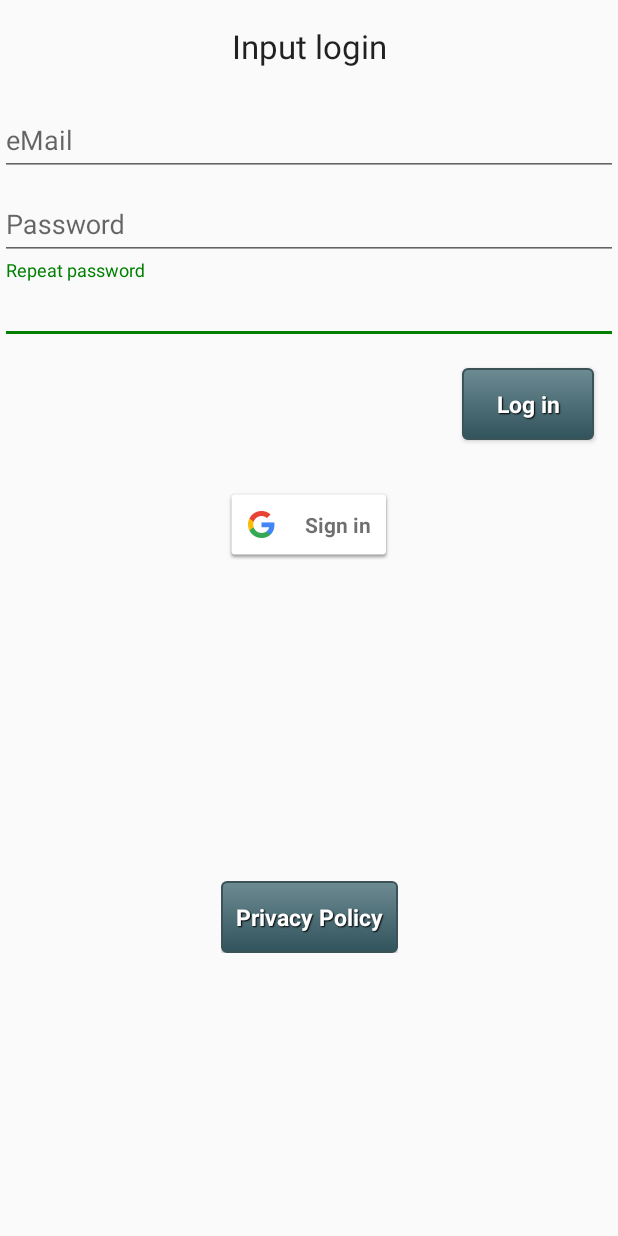
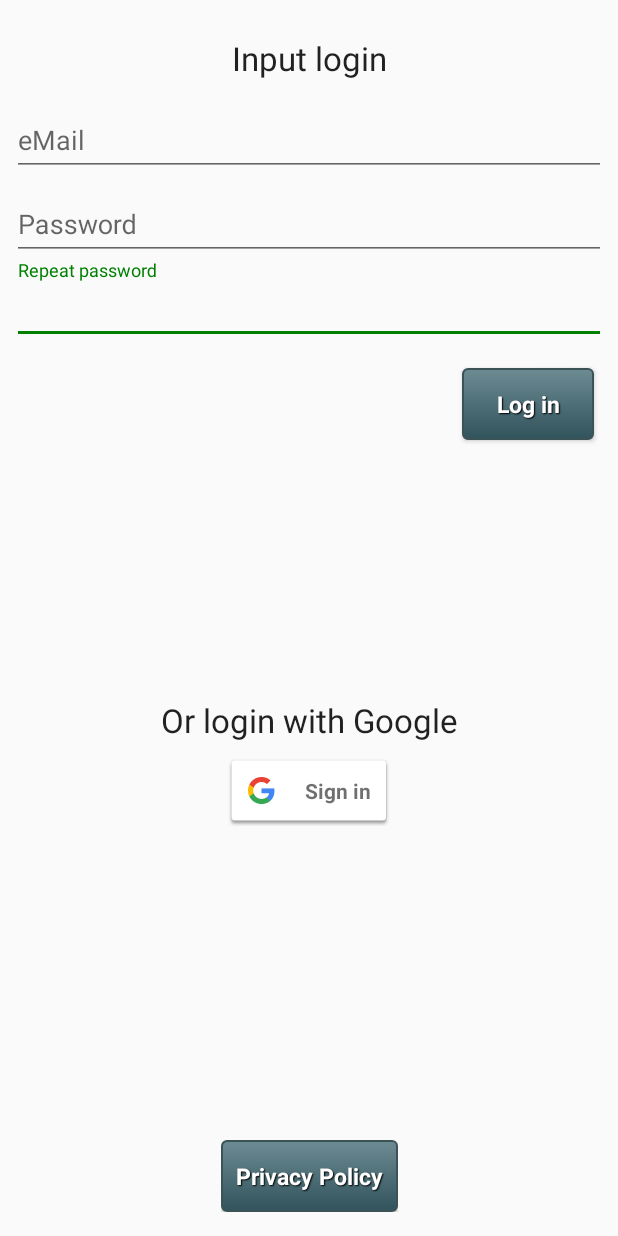
Before and after one commit to ccasanoval/Encuentrame3, an Android app: the layout fragment_login.xml on its own in the app's theme, with its tools: preview values and no code run, on a phone screen of 412 x 824 dp. Run offline under Robolectric (Android 15) with nearby library versions, the phone set to English and light mode, and no system bars.

Commit message:
Google: login and register user account by email

```diff
--- a/app/src/main/java/com/cesoft/encuentrame3/App.kt
+++ b/app/src/main/java/com/cesoft/encuentrame3/App.kt
@@ -8,6 +8,10 @@ import org.koin.core.context.startKoin
 //https://www.huaweicentral.com/download-the-latest-hms-core-apk/
 //Navigation
 //https://medium.com/swlh/another-navigation-in-multi-module-architecture-1d4945c1fed0
+
+//TODO:
+// + guardar fecha de ultima entrada a la app en bbdd -> para poder eliminar datos de usuarios sin uso
+//   (solo tenemos fecha entrada usuario de usuario y eliminar sus datos es mas complejo: podrias hacer app para eso)
 class App : Application() {
 
     override fun onCreate() {
--- a/feature_login/src/main/res/layout/fragment_login.xml
+++ b/feature_login/src/main/res/layout/fragment_login.xml
@@ -1,11 +1,23 @@
 <?xml version="1.0" encoding="utf-8"?>
-<androidx.constraintlayout.widget.ConstraintLayout xmlns:android="http://schemas.android.com/apk/res/android"
+<androidx.constraintlayout.widget.ConstraintLayout
+    xmlns:android="http://schemas.android.com/apk/res/android"
     xmlns:app="http://schemas.android.com/apk/res-auto"
     xmlns:tools="http://schemas.android.com/tools"
     android:id="@+id/constraintLayout"
     android:layout_width="match_parent"
     android:layout_height="match_parent"
-    tools:context=".ui.PlaceholderFragment">
+    tools:context=".ui.LoginFragment">
+
+    <ProgressBar
+        android:id="@+id/progressBar"
+        style="?android:attr/progressBarStyle"
+        android:layout_width="wrap_content"
+        android:layout_height="wrap_content"
+        android:visibility="gone"
+        app:layout_constraintBottom_toBottomOf="parent"
+        app:layout_constraintEnd_toEndOf="parent"
+        app:layout_constraintStart_toStartOf="parent"
+        app:layout_constraintTop_toTopOf="parent" />
 
     <Button
         android:id="@+id/btnSend"
@@ -23,18 +35,34 @@
         style="@android:style/TextAppearance.Large"
         android:layout_width="wrap_content"
         android:layout_height="wrap_content"
+        android:layout_marginTop="8dp"
         android:paddingTop="@dimen/activity_vertical_margin"
         android:text="@string/enter_lbl"
         app:layout_constraintEnd_toEndOf="parent"
         app:layout_constraintStart_toStartOf="parent"
         app:layout_constraintTop_toTopOf="parent" />
 
+    <TextView
+        android:id="@+id/lblLoginGoogle"
+        style="@android:style/TextAppearance.Large"
+        android:layout_width="wrap_content"
+        android:layout_height="wrap_content"
+        android:layout_marginBottom="8dp"
+        android:paddingTop="@dimen/activity_vertical_margin"
+        android:text="@string/login_google"
+        app:layout_constraintBottom_toTopOf="@+id/layBotonGoogle"
+        app:layout_constraintEnd_toEndOf="parent"
+        app:layout_constraintStart_toStartOf="parent" />
+
     <com.google.android.material.textfield.TextInputLayout
         android:id="@+id/lblPassword2"
         android:layout_width="match_parent"
         android:layout_height="wrap_content"
-        app:layout_constraintTop_toBottomOf="@+id/lblPassword"
-        tools:layout_editor_absoluteX="16dp">
+        android:layout_marginStart="8dp"
+        android:layout_marginEnd="8dp"
+        app:layout_constraintEnd_toEndOf="parent"
+        app:layout_constraintStart_toStartOf="parent"
+        app:layout_constraintTop_toBottomOf="@+id/lblPassword">
 
         <EditText
             android:id="@+id/txtPassword2"
@@ -50,11 +78,10 @@
         android:id="@+id/layPrivacyPolicy"
         android:layout_width="wrap_content"
         android:layout_height="wrap_content"
-        android:layout_marginTop="24dp"
+        android:layout_marginBottom="16dp"
         app:layout_constraintBottom_toBottomOf="parent"
         app:layout_constraintEnd_toEndOf="parent"
-        app:layout_constraintStart_toStartOf="parent"
-        app:layout_constraintTop_toBottomOf="@+id/layBotonGoogle">
+        app:layout_constraintStart_toStartOf="parent">
 
         <Button
             android:id="@+id/btnPrivacyPolicy"
@@ -68,7 +95,7 @@
         android:id="@+id/layBotonGoogle"
         android:layout_width="wrap_content"
         android:layout_height="wrap_content"
-        android:layout_marginTop="32dp"
+        app:layout_constraintBottom_toTopOf="@+id/layPrivacyPolicy"
         app:layout_constraintEnd_toEndOf="parent"
         app:layout_constraintStart_toStartOf="parent"
         app:layout_constraintTop_toBottomOf="@+id/btnSend">
@@ -85,8 +112,11 @@
         android:id="@+id/lblPassword"
         android:layout_width="match_parent"
         android:layout_height="wrap_content"
-        app:layout_constraintTop_toBottomOf="@+id/lblEmail"
-        tools:layout_editor_absoluteX="16dp">
+        android:layout_marginStart="8dp"
+        android:layout_marginEnd="8dp"
+        app:layout_constraintEnd_toEndOf="parent"
+        app:layout_constraintStart_toStartOf="parent"
+        app:layout_constraintTop_toBottomOf="@+id/lblEmail">
 
         <EditText
             android:id="@+id/txtPassword"
@@ -102,9 +132,12 @@
         android:id="@+id/lblEmail"
         android:layout_width="match_parent"
         android:layout_height="wrap_content"
-        android:layout_marginTop="16dp"
-        app:layout_constraintTop_toBottomOf="@+id/lblTitulo"
-        tools:layout_editor_absoluteX="16dp">
+        android:layout_marginStart="8dp"
+        android:layout_marginTop="8dp"
+        android:layout_marginEnd="8dp"
+        app:layout_constraintEnd_toEndOf="parent"
+        app:layout_constraintStart_toStartOf="parent"
+        app:layout_constraintTop_toBottomOf="@+id/lblTitulo">
 
         <EditText
             android:id="@+id/txtEmail"
--- a/feature_login/src/main/res/values/strings.xml
+++ b/feature_login/src/main/res/values/strings.xml
@@ -1,22 +1,28 @@
+<?xml version="1.0" encoding="utf-8"?>
 <resources>
-    <string name="enter_lbl">Input login</string>
-    <string name="email" translatable="false">eMail</string>
+    <string name="privacy_policy">Privacy Policy</string>
+    <string name="email">eMail</string>
     <string name="clave">Password</string>
     <string name="clave_confirmar">Repeat password</string>
-    <string name="privacy_policy">Privacy Policy</string>
 
+    <string name="enter_lbl">Input login</string>
+    <string name="login_google">Or login with Google</string>
     <string name="login">Log in</string>
     <string name="login_error">Wrong user or password</string>
+    <string name="login_error_google">Google account failed</string>
+    <string name="login_error_huawei">Huawei account failed</string>
+    <string name="login_empty">User or password empty</string>
     <string name="login_ok">Welcome %s</string>
 
-    <string name="recover_ko">There was a fault while \n resetting the user\'s account</string>
     <string name="recover_lbl">Reset your password</string>
     <string name="recover_ok">An email to recover your \n password was sent to you</string>
+    <string name="recover_error">There was a fault while \n resetting the user\'s account</string>
 
-    <string name="register_bad_pass">Notice that both passwords must be equal!</string>
     <string name="register_lbl">Create a new account</string>
     <string name="register_ok">You have just registered! \n Now check your email</string>
-    <string name="register_ko">There was a fault while \n registering the user \n Try again, please.</string>
-    <!-- TODO: Remove or change this placeholder text -->
+    <string name="register_bad_pass">Notice that both passwords must be equal!</string>
+    <string name="register_empty">User and password must be filled</string>
+    <string name="register_error">There was a fault while \n registering the user \n Try again, please.</string>
+
     <string name="hello_blank_fragment">Hello blank fragment</string>
 </resources>
```
Also changed, not shown: app/src/main/java/com/cesoft/encuentrame3/ui/MainActivity.kt (+7 -4 lines), app/src/main/java/com/cesoft/encuentrame3/ui/MainViewModel.kt (+5 -5 lines), app/src/main/res/values/strings.xml (+5 -23 lines), feature_login/src/main/java/com/cesoft/feature_login/AuthServiceContract.kt (+4 -9 lines), feature_login/src/main/java/com/cesoft/feature_login/Util.kt (added, +15 -0 lines), feature_login/src/main/java/com/cesoft/feature_login/model/User.kt (+16 -1 lines), 6 other files.
